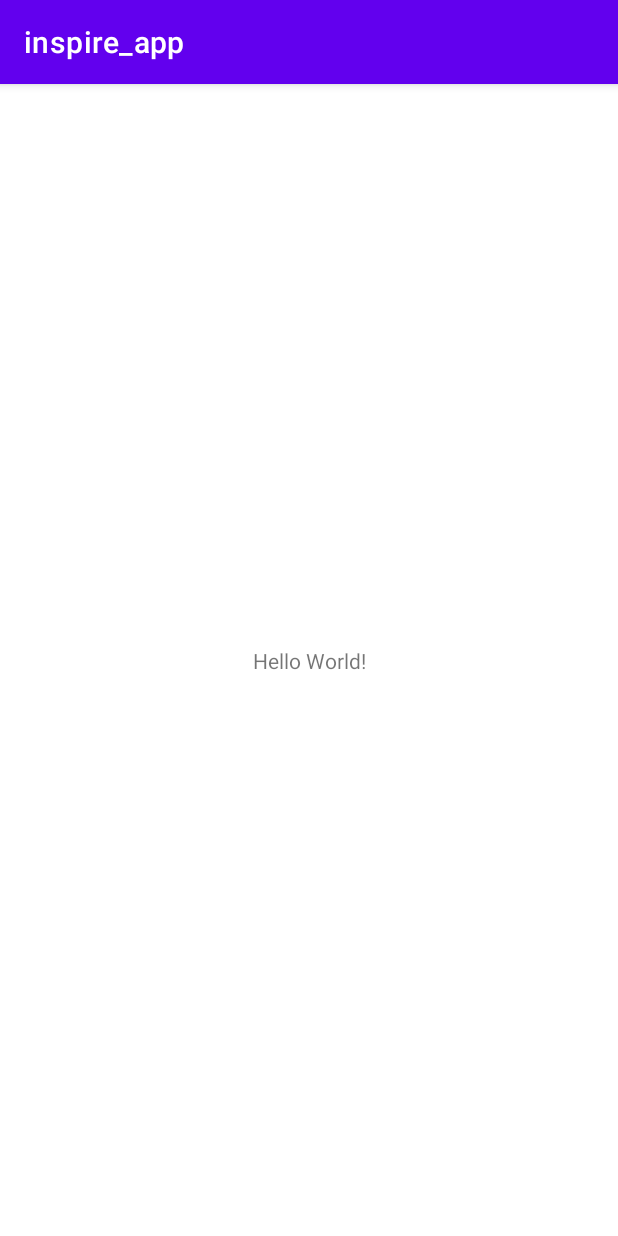
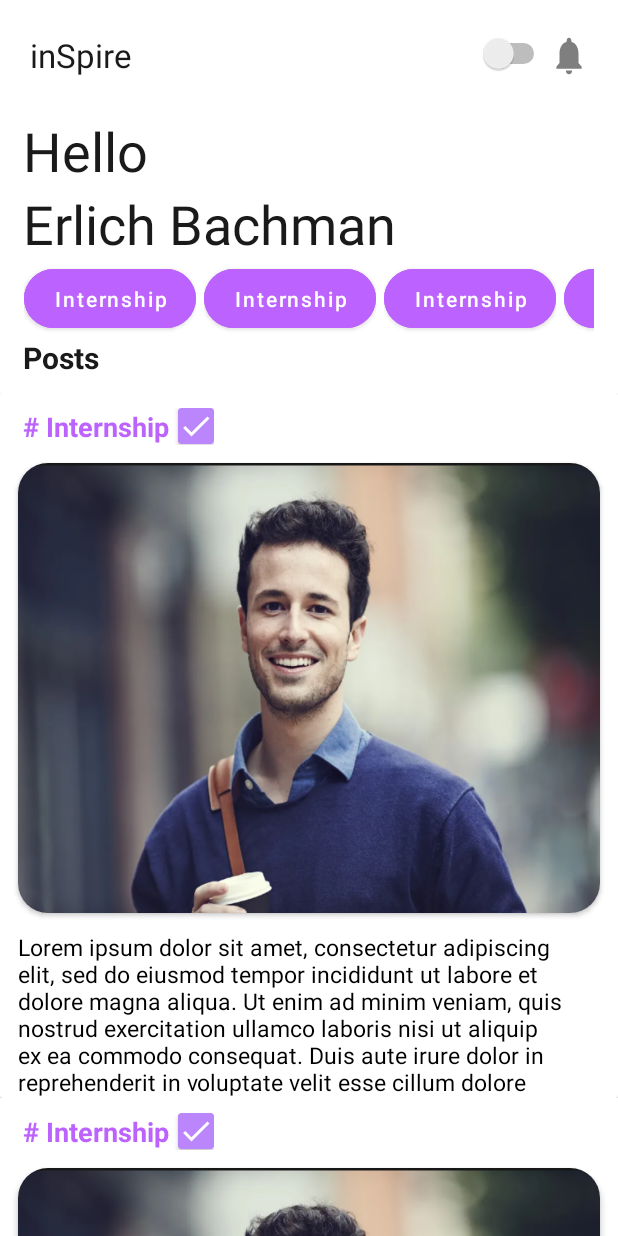
Before and after one commit to Mimo03/Inspire_app, an Android app: the screen it shows after launch (MainActivity), on a phone screen of 412 x 824 dp. Run offline under Robolectric (Android 15) with nearby library versions, the phone set to English and light mode, and no system bars.

Commit message:
home page done..along with recyclerview

```diff
--- a/app/build.gradle
+++ b/app/build.gradle
@@ -35,4 +35,7 @@ dependencies {
     testImplementation 'junit:junit:4.13.2'
     androidTestImplementation 'androidx.test.ext:junit:1.1.4'
     androidTestImplementation 'androidx.test.espresso:espresso-core:3.5.0'
+
+    implementation 'de.hdodenhof:circleimageview:3.1.0'
+
 }
--- a/app/src/main/AndroidManifest.xml
+++ b/app/src/main/AndroidManifest.xml
@@ -14,11 +14,10 @@
         android:theme="@style/Theme.Inspire_app"
         tools:targetApi="31">
         <activity
-            android:name=".MainActivity"
-            android:exported="true">
+            android:name=".activites.MainActivity"
+            android:exported="true" >
             <intent-filter>
                 <action android:name="android.intent.action.MAIN" />
-
                 <category android:name="android.intent.category.LAUNCHER" />
             </intent-filter>
         </activity>
--- a/app/src/main/java/com/example/inspire_app/MainActivity.java
+++ /dev/null
@@ -1,14 +0,0 @@
-package com.example.inspire_app;
-
-import androidx.appcompat.app.AppCompatActivity;
-
-import android.os.Bundle;
-
-public class MainActivity extends AppCompatActivity {
-
-    @Override
-    protected void onCreate(Bundle savedInstanceState) {
-        super.onCreate(savedInstanceState);
-        setContentView(R.layout.activity_main);
-    }
-}
--- /dev/null
+++ b/app/src/main/java/com/example/inspire_app/activites/MainActivity.java
@@ -0,0 +1,39 @@
+package com.example.inspire_app.activites;
+
+import androidx.appcompat.app.AppCompatActivity;
+import androidx.recyclerview.widget.LinearLayoutManager;
+import androidx.recyclerview.widget.RecyclerView;
+
+import android.os.Bundle;
+import android.widget.LinearLayout;
+
+import com.example.inspire_app.R;
+import com.example.inspire_app.adapters.HorzRecyclerAdapter;
+import com.example.inspire_app.adapters.PostRecyclerAdapter;
+
+public class MainActivity extends AppCompatActivity {
+    RecyclerView recyclerView;
+    HorzRecyclerAdapter adapter;
+    RecyclerView postrecycler;
+    PostRecyclerAdapter recyclerAdapter;
+
+    @Override
+    protected void onCreate(Bundle savedInstanceState) {
+        super.onCreate(savedInstanceState);
+        setContentView(R.layout.activity_main);
+
+        recyclerView = findViewById(R.id.horizontalscroll);
+        adapter = new HorzRecyclerAdapter(this);
+        recyclerView.setAdapter(adapter);
+        LinearLayoutManager linearLayoutManager = new LinearLayoutManager(this,LinearLayoutManager.HORIZONTAL,false);
+        recyclerView.setLayoutManager(linearLayoutManager);
+
+        postrecycler = findViewById(R.id.postrecyclerview);
+        recyclerAdapter = new PostRecyclerAdapter(this);
+        postrecycler.setAdapter(recyclerAdapter);
+        LinearLayoutManager linearLayoutManager1 = new LinearLayoutManager(this);
+        postrecycler.setLayoutManager(linearLayoutManager1);
+
+
+    }
+}
--- /dev/null
+++ b/app/src/main/java/com/example/inspire_app/adapters/HorzRecyclerAdapter.java
@@ -0,0 +1,49 @@
+package com.example.inspire_app.adapters;
+
+import android.content.Context;
+import android.view.LayoutInflater;
+import android.view.View;
+import android.view.ViewGroup;
+import android.widget.TextView;
+
+import androidx.annotation.NonNull;
+import androidx.recyclerview.widget.RecyclerView;
+
+import com.example.inspire_app.R;
+
+public class HorzRecyclerAdapter extends RecyclerView.Adapter<HorzRecyclerAdapter.MyViewHolder>{
+    Context context;
+
+
+    public HorzRecyclerAdapter(Context context) {
+        this.context = context;
+    }
+    @NonNull
+    @Override
+    public HorzRecyclerAdapter.MyViewHolder onCreateViewHolder(@NonNull ViewGroup parent, int viewType) {
+        View view = LayoutInflater.from(context).inflate(R.layout.horz_scroll_item,parent,false);
+        return new HorzRecyclerAdapter.MyViewHolder(view);
+    }
+
+
+    @Override
+    public void onBindViewHolder(@NonNull HorzRecyclerAdapter.MyViewHolder holder, int position) {
+
+
+    }
+
+    @Override
+    public int getItemCount() {
+        return 5;
+    }
+
+
+    public class MyViewHolder extends RecyclerView.ViewHolder {
+
+        public MyViewHolder(@NonNull View itemView) {
+            super(itemView);
+
+
+        }
+    }
+}
--- /dev/null
+++ b/app/src/main/java/com/example/inspire_app/adapters/PostRecyclerAdapter.java
@@ -0,0 +1,48 @@
+package com.example.inspire_app.adapters;
+
+import android.content.Context;
+import android.view.LayoutInflater;
+import android.view.View;
+import android.view.ViewGroup;
+
+import androidx.annotation.NonNull;
+import androidx.recyclerview.widget.RecyclerView;
+
+import com.example.inspire_app.R;
+
+public class PostRecyclerAdapter extends RecyclerView.Adapter<PostRecyclerAdapter.MyViewHolder>{
+    Context context;
+
+
+    public PostRecyclerAdapter(Context context) {
+        this.context = context;
+    }
+    @NonNull
+    @Override
+    public PostRecyclerAdapter.MyViewHolder onCreateViewHolder(@NonNull ViewGroup parent, int viewType) {
+        View view = LayoutInflater.from(context).inflate(R.layout.post_item,parent,false);
+        return new PostRecyclerAdapter.MyViewHolder(view);
+    }
+
+
+    @Override
+    public void onBindViewHolder(@NonNull PostRecyclerAdapter.MyViewHolder holder, int position) {
+
+
+    }
+
+    @Override
+    public int getItemCount() {
+        return 5;
+    }
+
+
+    public class MyViewHolder extends RecyclerView.ViewHolder {
+
+        public MyViewHolder(@NonNull View itemView) {
+            super(itemView);
+
+
+        }
+    }
+}
--- /dev/null
+++ b/app/src/main/res/drawable/ic_baseline_check_24.xml
@@ -0,0 +1,5 @@
+<vector android:height="24dp" android:tint="#FFFFFF"
+    android:viewportHeight="24" android:viewportWidth="24"
+    android:width="24dp" xmlns:android="http://schemas.android.com/apk/res/android">
+    <path android:fillColor="@android:color/white" android:pathData="M9,16.17L4.83,12l-1.42,1.41L9,19 21,7l-1.41,-1.41z"/>
+</vector>
--- /dev/null
+++ b/app/src/main/res/drawable/ic_baseline_notifications_24.xml
@@ -0,0 +1,5 @@
+<vector android:height="24dp" android:tint="#7F7F7F"
+    android:viewportHeight="24" android:viewportWidth="24"
+    android:width="24dp" xmlns:android="http://schemas.android.com/apk/res/android">
+    <path android:fillColor="@android:color/white" android:pathData="M12,22c1.1,0 2,-0.9 2,-2h-4c0,1.1 0.89,2 2,2zM18,16v-5c0,-3.07 -1.64,-5.64 -4.5,-6.32L13.5,4c0,-0.83 -0.67,-1.5 -1.5,-1.5s-1.5,0.67 -1.5,1.5v0.68C7.63,5.36 6,7.92 6,11v5l-2,2v1h16v-1l-2,-2z"/>
+</vector>
--- a/app/src/main/res/layout/activity_main.xml
+++ b/app/src/main/res/layout/activity_main.xml
@@ -1,18 +1,80 @@
 <?xml version="1.0" encoding="utf-8"?>
-<androidx.constraintlayout.widget.ConstraintLayout xmlns:android="http://schemas.android.com/apk/res/android"
+<LinearLayout xmlns:android="http://schemas.android.com/apk/res/android"
     xmlns:app="http://schemas.android.com/apk/res-auto"
     xmlns:tools="http://schemas.android.com/tools"
     android:layout_width="match_parent"
+    android:orientation="vertical"
     android:layout_height="match_parent"
-    tools:context=".MainActivity">
+    tools:context=".activites.MainActivity">
+    <RelativeLayout
+        android:layout_width="match_parent"
+        android:layout_marginHorizontal="20dp"
+        android:paddingVertical="12dp"
+        android:layout_marginTop="10dp"
+        android:layout_height="wrap_content">
+        <TextView
+            android:layout_width="wrap_content"
+            android:layout_height="wrap_content"
+            android:text="inSpire"
+            android:textColor="#1A1A1A"
+            android:textSize="22sp"/>
+        <LinearLayout
+            android:layout_width="wrap_content"
+            android:layout_alignParentRight="true"
+            android:layout_centerVertical="true"
+            android:layout_height="wrap_content">
+            <Switch
+                android:layout_width="wrap_content"
+                android:layout_height="wrap_content"/>
+            <ImageView
+                android:layout_width="25dp"
+                android:layout_height="30dp"
+                android:background="@drawable/ic_baseline_notifications_24"/>
 
-    <TextView
-        android:layout_width="wrap_content"
-        android:layout_height="wrap_content"
-        android:text="Hello World!"
-        app:layout_constraintBottom_toBottomOf="parent"
-        app:layout_constraintEnd_toEndOf="parent"
-        app:layout_constraintStart_toStartOf="parent"
-        app:layout_constraintTop_toTopOf="parent" />
+        </LinearLayout>
+    </RelativeLayout>
+    <androidx.core.widget.NestedScrollView
+        android:layout_width="match_parent"
+        android:layout_height="wrap_content">
+        <LinearLayout
+            android:layout_width="match_parent"
+            android:layout_height="wrap_content"
+            android:orientation="vertical">
+            <TextView
+                android:layout_marginHorizontal="15dp"
+                android:layout_marginTop="12dp"
+                android:layout_width="wrap_content"
+                android:layout_height="wrap_content"
+                android:text="Hello"
+                android:textSize="36sp"
+                android:textColor="#1A1A1A"/>
+            <TextView
+                android:layout_marginHorizontal="15dp"
+                android:layout_width="wrap_content"
+                android:layout_height="wrap_content"
+                android:text="Erlich Bachman "
+                android:textSize="36sp"
+                android:textColor="#1A1A1A"/>
+            <androidx.recyclerview.widget.RecyclerView
+                android:layout_marginHorizontal="16dp"
+                android:layout_width="wrap_content"
+                android:layout_height="wrap_content"
+                android:id="@+id/horizontalscroll"/>
+            <TextView
+                android:layout_marginHorizontal="15dp"
+                android:layout_width="wrap_content"
+                android:layout_height="wrap_content"
+                android:text="Posts"
+                android:textSize="20dp"
+                android:textStyle="bold"
+                android:textColor="#1A1A1A"/>
+            <androidx.recyclerview.widget.RecyclerView
+                android:layout_width="match_parent"
+                android:layout_height="wrap_content"
+                android:layout_marginTop="10dp"
+                android:id="@+id/postrecyclerview"/>
+        </LinearLayout>
 
-</androidx.constraintlayout.widget.ConstraintLayout>
+    </androidx.core.widget.NestedScrollView>
+
+</LinearLayout>
--- /dev/null
+++ b/app/src/main/res/layout/horz_scroll_item.xml
@@ -0,0 +1,18 @@
+<?xml version="1.0" encoding="utf-8"?>
+<LinearLayout xmlns:android="http://schemas.android.com/apk/res/android"
+    android:layout_width="wrap_content"
+    android:layout_marginRight="5dp"
+    xmlns:app="http://schemas.android.com/apk/res-auto"
+    android:layout_height="wrap_content">
+    <com.google.android.material.button.MaterialButton
+        android:layout_width="wrap_content"
+        android:text="Internship"
+        android:textAllCaps="false"
+        app:cornerRadius="37dp"
+        android:paddingVertical="10dp"
+        android:backgroundTint="#BC62FF"
+        android:paddingHorizontal="20dp"
+        android:layout_height="wrap_content"/>
+
+
+</LinearLayout>
--- /dev/null
+++ b/app/src/main/res/layout/post_item.xml
@@ -0,0 +1,71 @@
+<?xml version="1.0" encoding="utf-8"?>
+<androidx.constraintlayout.widget.ConstraintLayout xmlns:android="http://schemas.android.com/apk/res/android"
+    xmlns:app="http://schemas.android.com/apk/res-auto"
+    android:layout_width="match_parent"
+    android:layout_height="wrap_content">
+
+    <androidx.cardview.widget.CardView
+        android:layout_width="match_parent"
+        android:layout_height="wrap_content"
+        app:layout_constraintEnd_toEndOf="parent"
+        app:layout_constraintStart_toStartOf="parent"
+        app:layout_constraintTop_toTopOf="parent">
+        <LinearLayout
+            android:layout_width="wrap_content"
+            android:layout_marginTop="10dp"
+            android:layout_height="wrap_content"
+            android:orientation="vertical">
+            <LinearLayout
+                android:layout_width="wrap_content"
+                android:layout_marginStart="15dp"
+                android:layout_height="wrap_content">
+                <TextView
+                    android:layout_width="wrap_content"
+                    android:layout_height="wrap_content"
+                    android:text="# Internship"
+                    android:textColor="#BC62FF"
+                    android:textSize="18dp"
+                    android:textStyle="bold"/>
+                <androidx.cardview.widget.CardView
+                    android:layout_width="wrap_content"
+                    android:layout_height="wrap_content"
+                    android:layout_marginLeft="6dp"
+                    android:backgroundTint="@color/purple_200">
+                    <ImageView
+                        android:layout_width="wrap_content"
+                        android:layout_height="wrap_content"
+                        android:background="@drawable/ic_baseline_check_24"/>
+                </androidx.cardview.widget.CardView>
+
+                <!--            <com.google.android.material.button.MaterialButton-->
+                <!--                android:layout_width="42dp"-->
+                <!--                android:layout_marginLeft="5dp"-->
+                <!--                android:layout_height="40dp"-->
+                <!--                android:drawableRight="@drawable/ic_baseline_check_24"-->
+                <!--                app:cornerRadius="25dp"/>-->
+
+            </LinearLayout>
+            <androidx.cardview.widget.CardView
+                android:layout_width="wrap_content"
+                android:layout_margin="12dp"
+                app:cardCornerRadius="20dp"
+                android:layout_height="wrap_content">
+                <ImageView
+                    android:layout_width="wrap_content"
+                    android:layout_height="300dp"
+                    android:background="@drawable/image"/>
+            </androidx.cardview.widget.CardView>
+            <TextView
+                android:layout_width="wrap_content"
+                android:layout_height="wrap_content"
+                android:text="Lorem ipsum dolor sit amet, consectetur adipiscing elit, sed do eiusmod tempor incididunt ut labore et dolore magna aliqua. Ut enim ad minim veniam, quis nostrud exercitation ullamco laboris nisi ut aliquip ex ea commodo consequat. Duis aute irure dolor in reprehenderit in voluptate velit esse cillum dolore"
+                android:textSize="15dp"
+                android:textColor="@color/black"
+                android:layout_marginHorizontal="12dp"/>
+
+        </LinearLayout>
+
+
+    </androidx.cardview.widget.CardView>
+
+</androidx.constraintlayout.widget.ConstraintLayout>
--- a/app/src/main/res/values-night/themes.xml
+++ b/app/src/main/res/values-night/themes.xml
@@ -1,6 +1,6 @@
 <resources xmlns:tools="http://schemas.android.com/tools">
     <!-- Base application theme. -->
-    <style name="Theme.Inspire_app" parent="Theme.MaterialComponents.DayNight.DarkActionBar">
+    <style name="Theme.Inspire_app" parent="Theme.MaterialComponents.DayNight.NoActionBar">
         <!-- Primary brand color. -->
         <item name="colorPrimary">@color/purple_200</item>
         <item name="colorPrimaryVariant">@color/purple_700</item>
--- a/app/src/main/res/values/themes.xml
+++ b/app/src/main/res/values/themes.xml
@@ -1,6 +1,6 @@
 <resources xmlns:tools="http://schemas.android.com/tools">
     <!-- Base application theme. -->
-    <style name="Theme.Inspire_app" parent="Theme.MaterialComponents.DayNight.DarkActionBar">
+    <style name="Theme.Inspire_app" parent="Theme.MaterialComponents.DayNight.NoActionBar">
         <!-- Primary brand color. -->
         <item name="colorPrimary">@color/purple_500</item>
         <item name="colorPrimaryVariant">@color/purple_700</item>
```
Also changed, not shown: app/src/main/res/drawable-v24/image.png (added).
